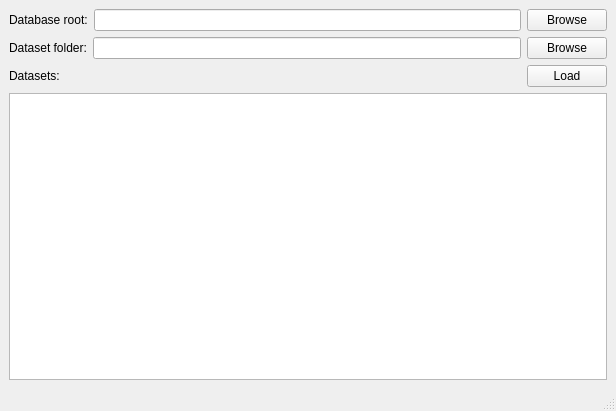
The window that import_GUI.ui (jowanpittevils/Databasemanager_Signalplotter) describes before a commit, drawn with Qt 5.
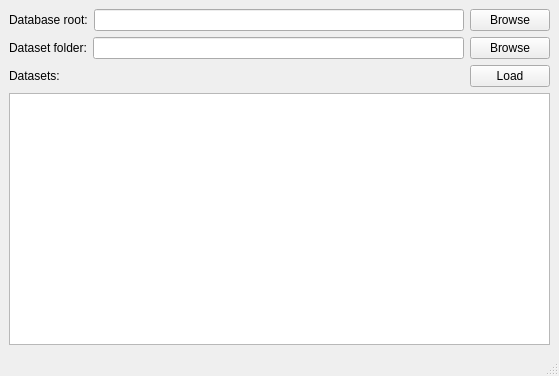
The same window after the commit.

Commit message: fixed layout of first window

```diff
--- a/import_GUI.ui
+++ b/import_GUI.ui
@@ -6,8 +6,8 @@
    <rect>
     <x>0</x>
     <y>0</y>
-    <width>616</width>
-    <height>411</height>
+    <width>559</width>
+    <height>376</height>
    </rect>
   </property>
   <property name="windowTitle">
```
Left out of the diff: 2 changed lines with no effect on the pictures. The commit also changes 4 other files.
